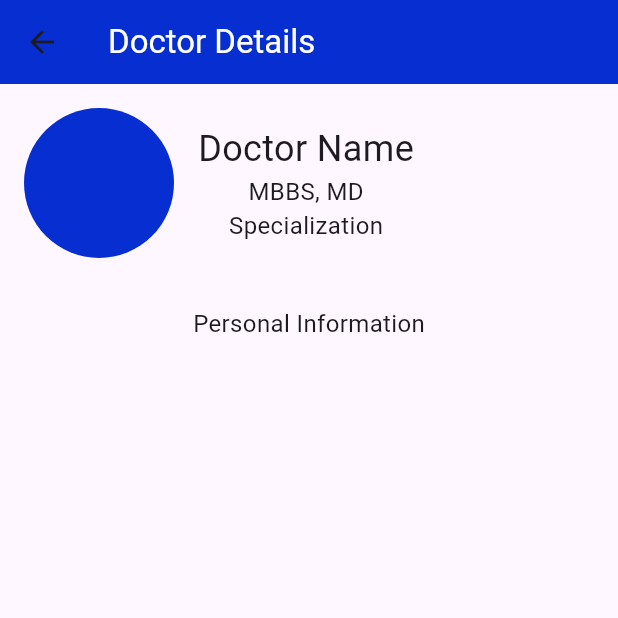
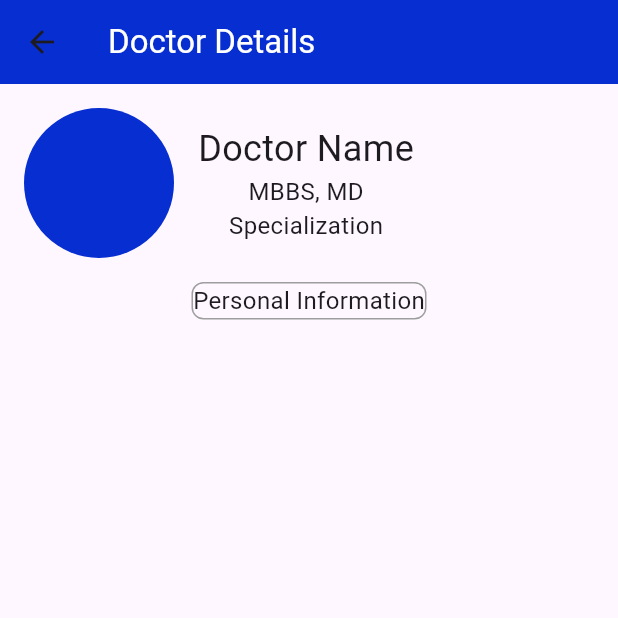
Before and after one commit to NileshUndeTest/doctor-directory-app, a Flutter app: the screen it shows after launch, on a phone screen of 412 x 824 dp, the top half of it. Run offline on Flutter 3.47's test engine with Material 3 defaults, Android fonts, the light colour scheme and no system bars.

Commit message:
Add Dio dependency and update doctor details page

```diff
--- a/lib/view/doctor_details.dart
+++ b/lib/view/doctor_details.dart
@@ -36,7 +36,8 @@ class _DetailsState extends State<Details> {
                   color: Color.fromARGB(255, 6, 46, 208),
                 ),
               ),
-              Column(
+              Container(
+                child: Column(
                   children: [
                     Text(
                       'Doctor Name',
@@ -52,10 +53,15 @@ class _DetailsState extends State<Details> {
                     ),
                   ],
                 ),
+              ),
             ],
           ),
           Container(
-            margin: const EdgeInsets.all(16),
+            decoration: BoxDecoration(
+              border: Border.all(color: Colors.grey),
+              borderRadius: BorderRadius.circular(8),
+            ),
+            margin: const EdgeInsets.all(0),
             child: Text(
               'Personal Information',
               style: TextStyle(fontSize: 16),
```
Also changed, not shown: pubspec.lock. Lines whose indentation alone changed are shown as unchanged.
